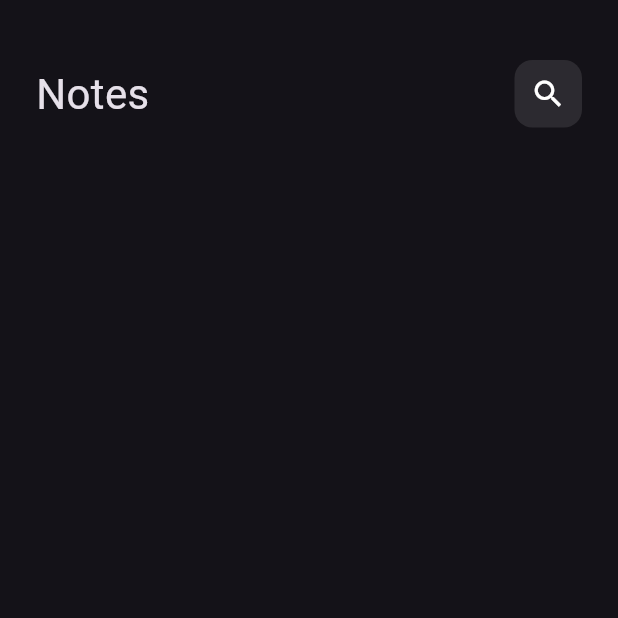
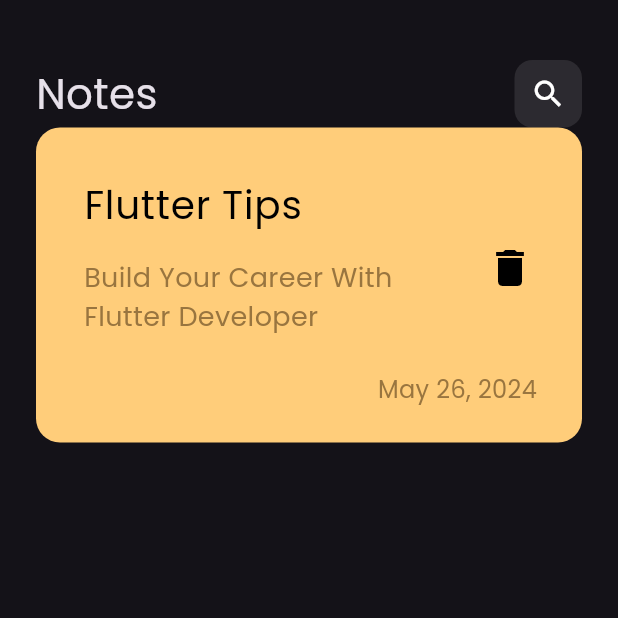
Before and after one commit to moelsayed1/notes_app, a Flutter app: the screen it shows after launch, on a phone screen of 412 x 824 dp, the top half of it. Run offline on Flutter 3.47's test engine with Material 3 defaults, Android fonts, the phone set to English and light mode, and no system bars.

Commit message:
create custom note item

```diff
--- a/lib/main.dart
+++ b/lib/main.dart
@@ -14,6 +14,7 @@ class NotesApp extends StatelessWidget {
       debugShowCheckedModeBanner: false ,
       theme: ThemeData(
         brightness: Brightness.dark,
+        fontFamily: 'Poppins',
       ),
       home: NotesView(),
     );
--- /dev/null
+++ b/lib/views/widgets/custom_note_item.dart
@@ -0,0 +1,58 @@
+import 'package:flutter/material.dart';
+
+class CustomNoteItem extends StatelessWidget {
+  const CustomNoteItem({super.key});
+
+  @override
+  Widget build(BuildContext context) {
+    return Container(
+      padding: EdgeInsets.only(top: 24, bottom: 24, left: 16),
+      decoration: BoxDecoration(
+        color: Color(0xffFFCD7A),
+        borderRadius: BorderRadius.circular(16),
+      ),
+      child: Column(
+        crossAxisAlignment: CrossAxisAlignment.end,
+        children: [
+          ListTile(
+            title: Text(
+              'Flutter Tips',
+              style: TextStyle(
+                color: Colors.black,
+                fontSize: 26,
+              ),
+            ),
+            subtitle: Padding(
+              padding: const EdgeInsets.symmetric(vertical: 16),
+              child: Text(
+                'Build Your Career With Flutter Developer',
+                style: TextStyle(
+                  color: Color(0xff99753F),
+                  fontSize: 18,
+                ),
+              ),
+            ),
+            trailing: IconButton(
+              onPressed: () {},
+              icon: Icon(
+                Icons.delete,
+              ),
+              color: Colors.black,
+              iconSize: 32.0,
+            ),
+          ),
+          Padding(
+            padding: const EdgeInsets.only(right: 30),
+            child: Text(
+              'May 26, 2024',
+              style: TextStyle(
+                color: Color(0xff99753F),
+                fontSize: 16,
+              ),
+            ),
+          ),
+        ],
+      ),
+    );
+  }
+}
--- a/lib/views/widgets/notes_view_body.dart
+++ b/lib/views/widgets/notes_view_body.dart
@@ -1,5 +1,6 @@
 import 'package:flutter/material.dart';
 import 'package:notes_app/views/widgets/custom_app_bar.dart';
+import 'package:notes_app/views/widgets/custom_note_item.dart';
 
 class NotesViewBody extends StatelessWidget {
   const NotesViewBody({super.key});
@@ -10,8 +11,11 @@ class NotesViewBody extends StatelessWidget {
       padding: const EdgeInsets.symmetric(horizontal: 24),
       child: Column(
         children: [
-          SizedBox(height: 40,),
+          SizedBox(
+            height: 40,
+          ),
           CustomAppBar(),
+          CustomNoteItem(),
         ],
       ),
     );
```
Also changed, not shown: pubspec.yaml (+7 -12 lines), assets/fonts/Poppins-Regular.ttf (added).
